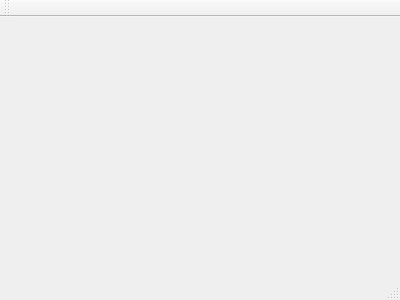
Ffoeg311/fedit-simple, file fedit.ui: the form before one commit.
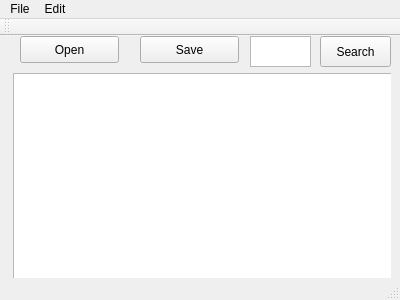
The form after the commit.

Commit message: Added a file dialog for opening files.

```diff
--- a/fedit.ui
+++ b/fedit.ui
@@ -12,13 +12,176 @@
   <property name="windowTitle" >
    <string>Fedit</string>
   </property>
-  <widget class="QMenuBar" name="menuBar" />
-  <widget class="QToolBar" name="mainToolBar" />
-  <widget class="QWidget" name="centralWidget" />
-  <widget class="QStatusBar" name="statusBar" />
+  <widget class="QWidget" name="centralWidget">
+   <widget class="QStackedWidget" name="stackedWidget">
+    <property name="geometry">
+     <rect>
+      <x>0</x>
+      <y>-10</y>
+      <width>391</width>
+      <height>271</height>
+     </rect>
+    </property>
+    <property name="currentIndex">
+     <number>0</number>
+    </property>
+    <widget class="QWidget" name="textEditorPage">
+     <widget class="QPushButton" name="openButtonEditor">
+      <property name="geometry">
+       <rect>
+        <x>20</x>
+        <y>10</y>
+        <width>99</width>
+        <height>27</height>
+       </rect>
+      </property>
+      <property name="text">
+       <string>Open</string>
+      </property>
+     </widget>
+     <widget class="QPushButton" name="saveButtonEditor">
+      <property name="geometry">
+       <rect>
+        <x>140</x>
+        <y>10</y>
+        <width>99</width>
+        <height>27</height>
+       </rect>
+      </property>
+      <property name="text">
+       <string>Save</string>
+      </property>
+     </widget>
+     <widget class="QTextEdit" name="textBodyEdit">
+      <property name="geometry">
+       <rect>
+        <x>13</x>
+        <y>47</y>
+        <width>381</width>
+        <height>211</height>
+       </rect>
+      </property>
+     </widget>
+     <widget class="QTextEdit" name="searchEdit">
+      <property name="geometry">
+       <rect>
+        <x>250</x>
+        <y>10</y>
+        <width>61</width>
+        <height>31</height>
+       </rect>
+      </property>
+     </widget>
+     <widget class="QPushButton" name="searchButtonEdit">
+      <property name="geometry">
+       <rect>
+        <x>320</x>
+        <y>10</y>
+        <width>71</width>
+        <height>31</height>
+       </rect>
+      </property>
+      <property name="text">
+       <string>Search</string>
+      </property>
+     </widget>
+    </widget>
+    <widget class="QWidget" name="openFilePage">
+     <widget class="QPushButton" name="openButton_ow">
+      <property name="geometry">
+       <rect>
+        <x>180</x>
+        <y>220</y>
+        <width>99</width>
+        <height>27</height>
+       </rect>
+      </property>
+      <property name="autoFillBackground">
+       <bool>false</bool>
+      </property>
+      <property name="text">
+       <string>Open</string>
+      </property>
+     </widget>
+     <widget class="QPushButton" name="cancelButton_ow">
+      <property name="geometry">
+       <rect>
+        <x>290</x>
+        <y>220</y>
+        <width>99</width>
+        <height>27</height>
+       </rect>
+      </property>
+      <property name="text">
+       <string>Cancel</string>
+      </property>
+     </widget>
+    </widget>
+   </widget>
+  </widget>
+  <widget class="QMenuBar" name="menuBar">
+   <property name="geometry">
+    <rect>
+     <x>0</x>
+     <y>0</y>
+     <width>400</width>
+     <height>25</height>
+    </rect>
+   </property>
+   <widget class="QMenu" name="menuFile">
+    <property name="title">
+     <string>File</string>
+    </property>
+    <addaction name="actionNew"/>
+    <addaction name="actionOpen"/>
+    <addaction name="actionSave"/>
+    <addaction name="actionSave_As"/>
+    <addaction name="actionClose"/>
+   </widget>
+   <widget class="QMenu" name="menuEdit">
+    <property name="title">
+     <string>Edit</string>
+    </property>
+   </widget>
+   <addaction name="menuFile"/>
+   <addaction name="menuEdit"/>
+  </widget>
+  <widget class="QToolBar" name="mainToolBar">
+   <attribute name="toolBarArea">
+    <enum>TopToolBarArea</enum>
+   </attribute>
+   <attribute name="toolBarBreak">
+    <bool>false</bool>
+   </attribute>
+  </widget>
+  <widget class="QStatusBar" name="statusBar"/>
+  <action name="actionOpen">
+   <property name="text">
+    <string>Open...</string>
+   </property>
+  </action>
+  <action name="actionNew">
+   <property name="text">
+    <string>New...</string>
+   </property>
+  </action>
+  <action name="actionClose">
+   <property name="text">
+    <string>Close</string>
+   </property>
+  </action>
+  <action name="actionSave">
+   <property name="text">
+    <string>Save</string>
+   </property>
+  </action>
+  <action name="actionSave_As">
+   <property name="text">
+    <string>Save As...</string>
+   </property>
+  </action>
  </widget>
- <layoutDefault spacing="6" margin="11" />
- <pixmapfunction></pixmapfunction>
+ <layoutdefault spacing="6" margin="11"/>
  <resources/>
  <connections/>
 </ui>
```
Left out of the diff: 7 changed lines with no effect on the pictures. The commit also changes 2 other files.
